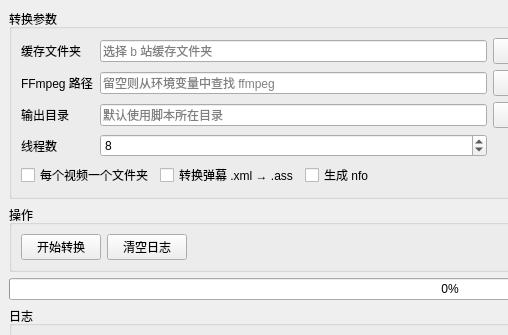
This is mainwindow.ui in kaixinol/BiliCache2MP4-GUI as Qt 5 draws it before an edit; both pictures show x 0 to 508 and y 0 to 335 of the 900 by 700 pixel window. The edited form follows.
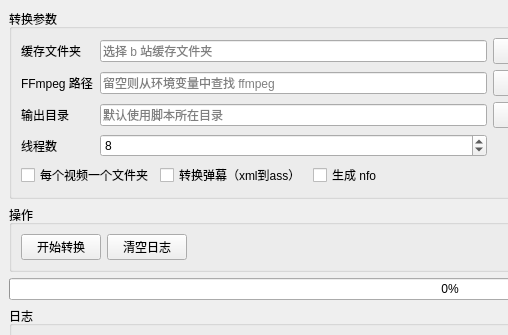
This is the edited form.

The edit to the form file:
```diff
--- a/mainwindow.ui
+++ b/mainwindow.ui
@@ -133,7 +133,7 @@
          <item>
           <widget class="QCheckBox" name="checkBoxDanmaku">
            <property name="text">
-            <string>转换弹幕 .xml → .ass</string>
+            <string>转换弹幕（xml到ass）</string>
            </property>
           </widget>
          </item>
```
Left out of the diff: 25 changed lines with no effect on the pictures.
